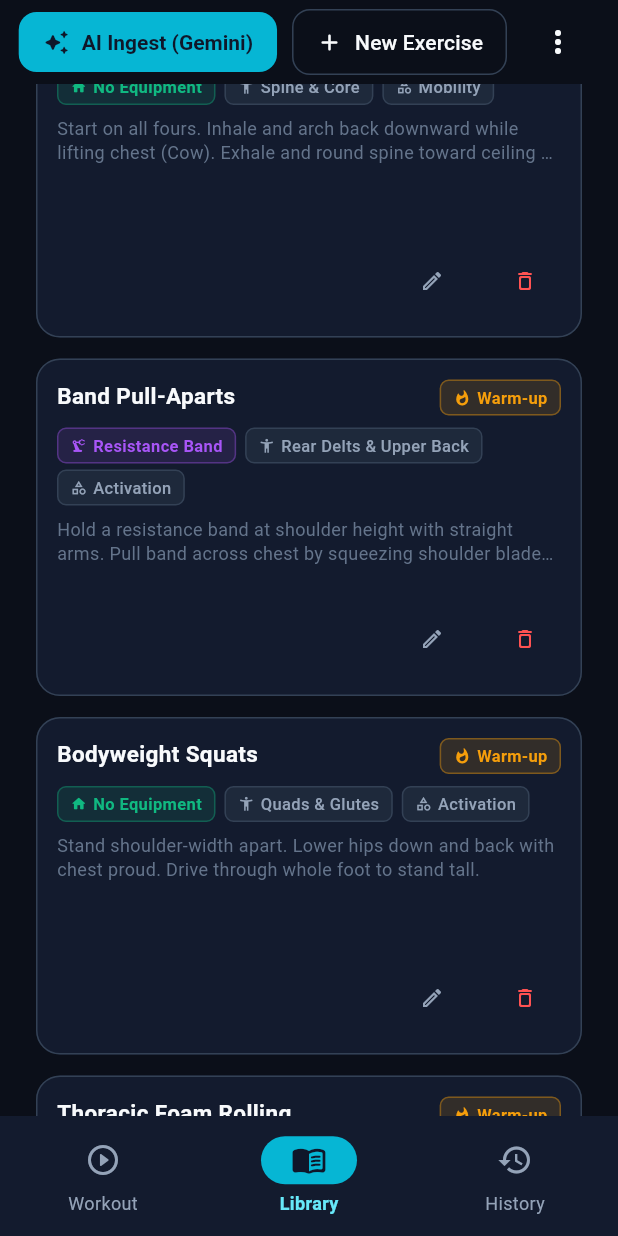
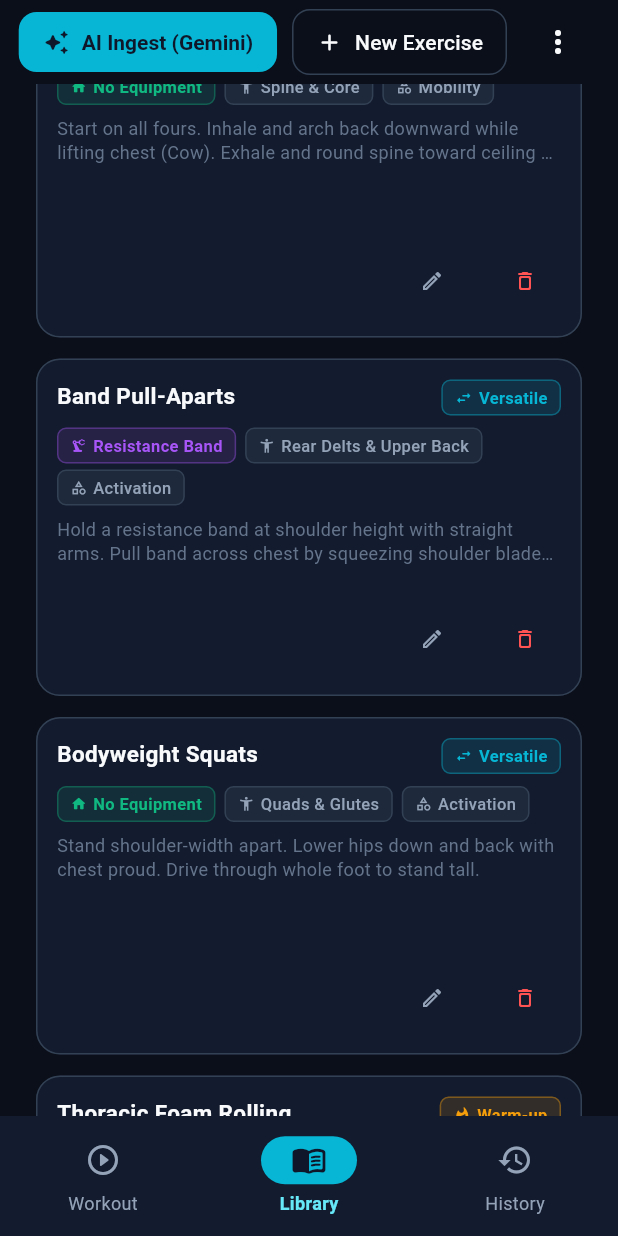
Before and after one commit to armin-hartmann/gemma-fitness, a Flutter app: the screen it shows after launch, item 2 of the bottom bar chosen, scrolled down 576 dp, on a phone screen of 412 x 824 dp. Run offline on Flutter 3.47's test engine with Material 3 defaults, Android fonts, the phone set to English and light mode, and no system bars; our stand-ins replace drift, drift_flutter, google_generative_ai, shared_preferences; accounts and stored records are empty; generated files the repository leaves out were written again.

Commit message:
Add versatile multi-phase exercise support and interactive one-tap phase switcher across routine inspector, AI generator, and live tracker

```diff
--- a/lib/data/repositories/workout_repository.dart
+++ b/lib/data/repositories/workout_repository.dart
@@ -128,6 +128,11 @@ class WorkoutRepository {
         .get();
   }
 
+  Future<void> updateSessionExercisePhase(String id, String phase) {
+    return (_db.update(_db.sessionExercises)..where((tbl) => tbl.id.equals(id)))
+        .write(SessionExercisesCompanion(phase: Value(phase)));
+  }
+
   Future<int> deleteSessionExercise(String id) {
     return (_db.delete(_db.sessionExercises)..where((tbl) => tbl.id.equals(id))).go();
   }
--- a/lib/data/services/exercise_sync_service.dart
+++ b/lib/data/services/exercise_sync_service.dart
@@ -81,7 +81,7 @@ class ExerciseSyncService {
         requiresEquipment: true,
         instructions:
             'Hold a resistance band at shoulder height with straight arms. Pull band across chest by squeezing shoulder blades together.',
-        defaultPhase: 'warmup',
+        defaultPhase: 'versatile',
       ),
       ExerciseDto(
         id: 'seed-warmup-04',
@@ -92,7 +92,7 @@ class ExerciseSyncService {
         requiresEquipment: false,
         instructions:
             'Stand shoulder-width apart. Lower hips down and back with chest proud. Drive through whole foot to stand tall.',
-        defaultPhase: 'warmup',
+        defaultPhase: 'versatile',
       ),
       ExerciseDto(
         id: 'seed-warmup-05',
@@ -127,7 +127,7 @@ class ExerciseSyncService {
         requiresEquipment: false,
         instructions:
             'Hands slightly wider than shoulder width. Maintain rigid plank posture from head to heels. Lower chest to floor and press up.',
-        defaultPhase: 'working',
+        defaultPhase: 'versatile',
       ),
       ExerciseDto(
         id: 'seed-bw-02',
@@ -149,7 +149,7 @@ class ExerciseSyncService {
         requiresEquipment: false,
         instructions:
             'Step forward into a deep lunge until back knee gently hovers above ground. Drive through front heel to step directly into next lunge.',
-        defaultPhase: 'working',
+        defaultPhase: 'versatile',
       ),
       ExerciseDto(
         id: 'seed-bw-04',
@@ -160,7 +160,7 @@ class ExerciseSyncService {
         requiresEquipment: false,
         instructions:
             'Lie on back with knees bent and feet flat. Drive hips to ceiling, squeezing glutes hard at top for 2 seconds without hyperextending lower back.',
-        defaultPhase: 'working',
+        defaultPhase: 'versatile',
       ),
       ExerciseDto(
         id: 'seed-bw-05',
--- a/lib/domain/models/exercise_phase.dart
+++ b/lib/domain/models/exercise_phase.dart
@@ -1,7 +1,8 @@
 enum ExercisePhase {
   warmup,
   working,
-  cooldown;
+  cooldown,
+  versatile;
 
   String get displayName {
     switch (this) {
@@ -11,6 +12,8 @@ enum ExercisePhase {
         return 'Working';
       case ExercisePhase.cooldown:
         return 'Cool-down';
+      case ExercisePhase.versatile:
+        return 'Versatile';
     }
   }
 
--- a/lib/ui/core/widgets/phase_badge.dart
+++ b/lib/ui/core/widgets/phase_badge.dart
@@ -6,20 +6,27 @@ class PhaseBadge extends StatelessWidget {
     super.key,
     required this.phase,
     this.compact = false,
+    this.onPhaseChanged,
   });
 
   final String phase;
   final bool compact;
+  final ValueChanged<String>? onPhaseChanged;
 
   @override
   Widget build(BuildContext context) {
     final (color, label, icon) = switch (phase.toLowerCase()) {
       'warmup' => (AppTheme.phaseWarmup, 'Warm-up', Icons.whatshot_rounded),
       'cooldown' => (AppTheme.phaseCooldown, 'Cool-down', Icons.spa_rounded),
+      'versatile' || 'multi' || 'any' => (
+          AppTheme.primary,
+          'Versatile',
+          Icons.swap_horiz_rounded
+        ),
       _ => (AppTheme.phaseWorking, 'Working', Icons.fitness_center_rounded),
     };
 
-    return Container(
+    final badgeContent = Container(
       padding: EdgeInsets.symmetric(
         horizontal: compact ? 8 : 10,
         vertical: compact ? 3 : 5,
@@ -27,7 +34,12 @@ class PhaseBadge extends StatelessWidget {
       decoration: BoxDecoration(
         color: color.withAlpha(35),
         borderRadius: BorderRadius.circular(6),
-        border: Border.all(color: color.withAlpha(100), width: 1),
+        border: Border.all(
+          color: onPhaseChanged != null
+              ? color.withAlpha(180)
+              : color.withAlpha(100),
+          width: 1,
+        ),
       ),
       child: Row(
         mainAxisSize: MainAxisSize.min,
@@ -43,8 +55,61 @@ class PhaseBadge extends StatelessWidget {
               letterSpacing: 0.2,
             ),
           ),
+          if (onPhaseChanged != null) ...[
+            const SizedBox(width: 3),
+            Icon(
+              Icons.arrow_drop_down_rounded,
+              size: compact ? 14 : 16,
+              color: color,
+            ),
+          ],
         ],
       ),
     );
+
+    if (onPhaseChanged == null) {
+      return badgeContent;
+    }
+
+    return PopupMenuButton<String>(
+      tooltip: 'Switch exercise phase',
+      padding: EdgeInsets.zero,
+      color: AppTheme.surfaceElevated,
+      shape: RoundedRectangleBorder(borderRadius: BorderRadius.circular(12)),
+      onSelected: onPhaseChanged,
+      itemBuilder: (context) => const [
+        PopupMenuItem(
+          value: 'warmup',
+          child: Row(
+            children: [
+              Icon(Icons.whatshot_rounded, color: AppTheme.phaseWarmup, size: 16),
+              SizedBox(width: 8),
+              Text('🔥 Warm-up Phase'),
+            ],
+          ),
+        ),
+        PopupMenuItem(
+          value: 'working',
+          child: Row(
+            children: [
+              Icon(Icons.fitness_center_rounded, color: AppTheme.phaseWorking, size: 16),
+              SizedBox(width: 8),
+              Text('🏋️ Working Sets Phase'),
+            ],
+          ),
+        ),
+        PopupMenuItem(
+          value: 'cooldown',
+          child: Row(
+            children: [
+              Icon(Icons.spa_rounded, color: AppTheme.phaseCooldown, size: 16),
+              SizedBox(width: 8),
+              Text('🧘 Cool-down Phase'),
+            ],
+          ),
+        ),
+      ],
+      child: badgeContent,
+    );
   }
 }
--- a/lib/ui/features/exercise_admin/view_models/exercise_admin_view_model.dart
+++ b/lib/ui/features/exercise_admin/view_models/exercise_admin_view_model.dart
@@ -73,9 +73,18 @@ class ExerciseAdminViewModel extends ChangeNotifier {
         return false;
       }
 
-      if (_selectedPhase != null &&
-          ex.defaultPhase.toLowerCase() != _selectedPhase!.toLowerCase()) {
-        return false;
+      if (_selectedPhase != null) {
+        final phase = ex.defaultPhase.toLowerCase();
+        final filter = _selectedPhase!.toLowerCase();
+        if (filter == 'warmup') {
+          if (phase != 'warmup' && phase != 'versatile') return false;
+        } else if (filter == 'working') {
+          if (phase != 'working' && phase != 'versatile') return false;
+        } else if (filter == 'cooldown') {
+          if (phase != 'cooldown') return false;
+        } else if (filter == 'versatile') {
+          if (phase != 'versatile') return false;
+        }
       }
 
       if (_selectedEquipmentFilter != null) {
@@ -108,12 +117,22 @@ class ExerciseAdminViewModel extends ChangeNotifier {
   }
 
   int get totalCount => _allExercises.length;
-  int get warmupCount =>
-      _allExercises.where((e) => e.defaultPhase.toLowerCase() == 'warmup').length;
-  int get workingCount =>
-      _allExercises.where((e) => e.defaultPhase.toLowerCase() == 'working').length;
-  int get cooldownCount =>
-      _allExercises.where((e) => e.defaultPhase.toLowerCase() == 'cooldown').length;
+  int get warmupCount => _allExercises
+      .where((e) =>
+          e.defaultPhase.toLowerCase() == 'warmup' ||
+          e.defaultPhase.toLowerCase() == 'versatile')
+      .length;
+  int get workingCount => _allExercises
+      .where((e) =>
+          e.defaultPhase.toLowerCase() == 'working' ||
+          e.defaultPhase.toLowerCase() == 'versatile')
+      .length;
+  int get cooldownCount => _allExercises
+      .where((e) => e.defaultPhase.toLowerCase() == 'cooldown')
+      .length;
+  int get versatileCount => _allExercises
+      .where((e) => e.defaultPhase.toLowerCase() == 'versatile')
+      .length;
 
   int get noEquipmentCount => _allExercises
       .where((e) => !e.requiresEquipment || e.equipment.toLowerCase() == 'bodyweight')
--- a/lib/ui/features/exercise_admin/views/exercise_admin_view.dart
+++ b/lib/ui/features/exercise_admin/views/exercise_admin_view.dart
@@ -280,6 +280,15 @@ class _ExerciseAdminViewState extends State<ExerciseAdminView> {
             color: AppTheme.phaseCooldown,
             isSelected: vm.selectedPhase == 'cooldown',
             onTap: () => vm.setPhase('cooldown'),
+          ),
+          const SizedBox(width: 10),
+          StatChip(
+            label: '⚡ Versatile',
+            count: vm.versatileCount,
+            icon: Icons.swap_horiz_rounded,
+            color: AppTheme.primaryLight,
+            isSelected: vm.selectedPhase == 'versatile',
+            onTap: () => vm.setPhase('versatile'),
           ),
         ],
       ),
--- a/lib/ui/features/exercise_admin/views/exercise_edit_dialog.dart
+++ b/lib/ui/features/exercise_admin/views/exercise_edit_dialog.dart
@@ -173,15 +173,19 @@ class _ExerciseEditDialogState extends State<ExerciseEditDialog> {
                           items: const [
                             DropdownMenuItem(
                               value: 'warmup',
-                              child: Text('Warm-up'),
+                              child: Text('🔥 Warm-up'),
                             ),
                             DropdownMenuItem(
                               value: 'working',
-                              child: Text('Working'),
+                              child: Text('🏋️ Working Sets'),
                             ),
                             DropdownMenuItem(
                               value: 'cooldown',
-                              child: Text('Cool-down'),
+                              child: Text('🧘 Cool-down'),
+                            ),
+                            DropdownMenuItem(
+                              value: 'versatile',
+                              child: Text('⚡ Versatile (Multi-Phase)'),
                             ),
                           ],
                           onChanged: (val) {
--- a/lib/ui/features/workout_tracker/views/active_workout_view.dart
+++ b/lib/ui/features/workout_tracker/views/active_workout_view.dart
@@ -609,7 +609,11 @@ class _ActiveWorkoutViewState extends State<ActiveWorkoutView> {
                   ),
                 ),
                 PhaseBadge(
-                    phase: activeEx.sessionExercise.phase, compact: true),
+                  phase: activeEx.sessionExercise.phase,
+                  compact: true,
+                  onPhaseChanged: (newPhase) => vm.updateExercisePhase(
+                      activeEx.sessionExercise.id, newPhase),
+                ),
                 IconButton(
                   icon: const Icon(Icons.close_rounded,
                       size: 18, color: AppTheme.textMuted),
```
Also changed, not shown: lib/ui/features/workout_tracker/view_models/active_workout_view_model.dart (+7 -0 lines), lib/ui/features/workout_tracker/view_models/ai_workout_generator_view_model.dart (+25 -0 lines), lib/ui/features/workout_tracker/views/ai_workout_generator_dialog.dart (+6 -1 lines), lib/ui/features/workout_tracker/views/workout_detail_dialog.dart (+20 -1 lines), lib/ui/features/workout_tracker/views/workout_routine_editor_dialog.dart (+9 -19 lines), 1 other file.
